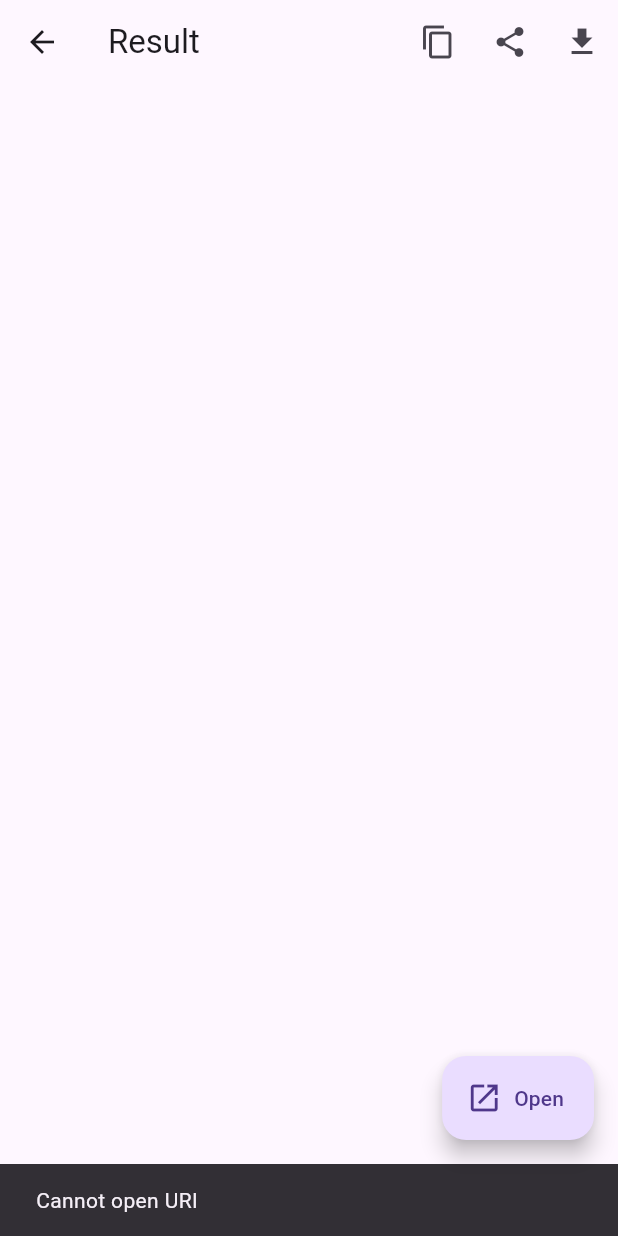
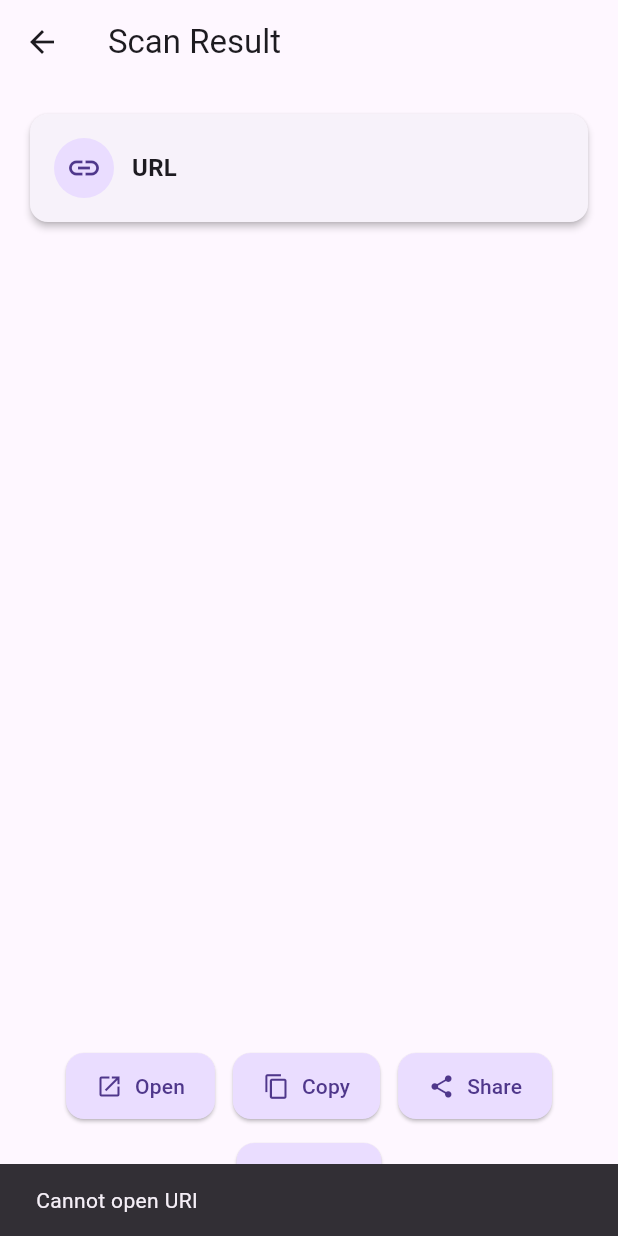
Before and after one commit to bilalparray/qr_scanner_pro, a Flutter app: the ResultScreen screen opened directly with empty values, after a tap on "Open", on a phone screen of 412 x 824 dp. Run offline on Flutter 3.47's test engine with Material 3 defaults, Android fonts, the phone set to English and light mode, and no system bars; our stand-ins replace flutter_colorpicker, image_picker, package_info_plus, qr_flutter, share_plus; missing offline and left inert: mobile_scanner, syncfusion_flutter_barcodes.

Commit message:
RESULT SCREEN UPDATED

```diff
--- a/lib/screens/scan_result_screen.dart
+++ b/lib/screens/scan_result_screen.dart
@@ -1,6 +1,7 @@
 // lib/screens/result_screen.dart
 import 'package:flutter/material.dart';
 import 'package:qr_scanner/models/scan_result.dart';
+import 'package:qr_scanner/widgets/action_button.dart';
 import '../services/action_handler.dart';
 
 class ResultScreen extends StatelessWidget {
@@ -11,59 +12,144 @@ class ResultScreen extends StatelessWidget {
   @override
   Widget build(BuildContext context) {
     final theme = Theme.of(context);
+
     return Scaffold(
-      appBar: AppBar(
-        title: const Text('Result'),
-        actions: [
-          IconButton(
-            icon: const Icon(Icons.copy),
-            onPressed: () => ActionHandler.copyToClipboard(context, result.raw),
+      appBar: AppBar(title: const Text('Scan Result')),
+      body: SafeArea(
+        child: Padding(
+          padding: const EdgeInsets.all(16),
+          child: Column(
+            crossAxisAlignment: CrossAxisAlignment.stretch,
+            children: [
+              // ── Header card ───────────────────────────────────────────────
+              Card(
+                elevation: 2,
+                child: Padding(
+                  padding: const EdgeInsets.all(16),
+                  child: _buildHeader(theme),
                 ),
-          IconButton(
-            icon: const Icon(Icons.share),
-            onPressed: () => ActionHandler.share(context, result.raw),
               ),
-          IconButton(
-            icon: const Icon(Icons.download),
-            onPressed: () => ActionHandler.saveToFile(context, result.raw),
+              const SizedBox(height: 16),
+
+              // ── Parsed / raw data display ────────────────────────────────
+              Expanded(
+                child: SingleChildScrollView(
+                  child: _buildBody(theme),
+                ),
+              ),
+              const SizedBox(height: 16),
+
+              // ── Action buttons ───────────────────────────────────────────
+              Wrap(
+                alignment: WrapAlignment.center,
+                spacing: 12,
+                runSpacing: 12,
+                children: [
+                  ActionButton(
+                    icon: Icons.open_in_new,
+                    label: 'Open',
+                    onTap: () =>
+                        ActionHandler.handleTypeSpecific(context, result),
+                  ),
+                  ActionButton(
+                    icon: Icons.copy,
+                    label: 'Copy',
+                    onTap: () =>
+                        ActionHandler.copyToClipboard(context, result.raw),
+                  ),
+                  ActionButton(
+                    icon: Icons.share,
+                    label: 'Share',
+                    onTap: () => ActionHandler.share(context, result.raw),
+                  ),
+                  ActionButton(
+                    icon: Icons.download,
+                    label: 'Save',
+                    onTap: () => ActionHandler.saveToFile(context, result.raw),
                   ),
                 ],
               ),
-      floatingActionButton: FloatingActionButton.extended(
-        label: const Text('Open'),
-        icon: const Icon(Icons.open_in_new),
-        onPressed: () => ActionHandler.handleTypeSpecific(context, result),
+            ],
           ),
-      body: Padding(
-        padding: const EdgeInsets.all(16),
-        child: _buildBody(theme),
+        ),
       ),
     );
   }
 
-  Widget _buildBody(ThemeData theme) {
-    switch (result.type) {
-      case ScanDataType.url:
-        return SelectableText(result.raw, style: theme.textTheme.bodyLarge);
-      case ScanDataType.text:
-        return SelectableText(result.raw, style: theme.textTheme.bodyLarge);
-      default:
-        return Column(
-          crossAxisAlignment: CrossAxisAlignment.start,
+  // ── header with badge + type ──────────────────────────────────────────────
+  Widget _buildHeader(ThemeData theme) {
+    final typeLabel = result.type.name.toUpperCase();
+    final icon = switch (result.type) {
+      ScanDataType.url => Icons.link,
+      ScanDataType.contact => Icons.person,
+      ScanDataType.calendar => Icons.event,
+      ScanDataType.phone => Icons.phone,
+      ScanDataType.email => Icons.email,
+      ScanDataType.sms => Icons.sms,
+      ScanDataType.wifi => Icons.wifi,
+      ScanDataType.text => Icons.text_snippet,
+    };
+
+    return Row(
       children: [
-            Text('Parsed Data',
-                style: theme.textTheme.titleMedium!.copyWith(
-                  fontWeight: FontWeight.bold,
-                )),
-            const SizedBox(height: 8),
-            ...?result.parsed?.entries.map(
-              (e) => Padding(
-                padding: const EdgeInsets.symmetric(vertical: 4),
-                child: Text('${e.key}: ${e.value}'),
+        CircleAvatar(
+          backgroundColor: theme.colorScheme.primaryContainer,
+          foregroundColor: theme.colorScheme.onPrimaryContainer,
+          child: Icon(icon),
         ),
+        const SizedBox(width: 12),
+        Text(
+          typeLabel,
+          style: theme.textTheme.titleMedium!
+              .copyWith(fontWeight: FontWeight.bold),
         ),
       ],
     );
   }
+
+  // ── content section ───────────────────────────────────────────────────────
+  Widget _buildBody(ThemeData theme) {
+    if (result.type == ScanDataType.text || result.type == ScanDataType.url) {
+      return SelectableText(
+        result.raw,
+        style: theme.textTheme.bodyLarge,
+      );
+    }
+
+    // for parsed types
+    final entries = (result.parsed ?? {}).entries.toList();
+    if (entries.isEmpty) {
+      return Text(
+        'No additional data.',
+        style: theme.textTheme.bodyMedium,
+      );
+    }
+
+    return Column(
+      crossAxisAlignment: CrossAxisAlignment.start,
+      children: entries
+          .map(
+            (e) => Padding(
+              padding: const EdgeInsets.symmetric(vertical: 6),
+              child: Row(
+                crossAxisAlignment: CrossAxisAlignment.start,
+                children: [
+                  Text(
+                    '${e.key}: ',
+                    style: theme.textTheme.bodyMedium!
+                        .copyWith(fontWeight: FontWeight.bold),
+                  ),
+                  Expanded(
+                    child: SelectableText(
+                      '${e.value}',
+                      style: theme.textTheme.bodyMedium,
+                    ),
+                  ),
+                ],
+              ),
+            ),
+          )
+          .toList(),
+    );
   }
 }
--- /dev/null
+++ b/lib/widgets/action_button.dart
@@ -0,0 +1,31 @@
+// ── reusable action button widget ───────────────────────────────────────────
+import 'package:flutter/material.dart';
+
+class ActionButton extends StatelessWidget {
+  const ActionButton({
+    required this.icon,
+    required this.label,
+    required this.onTap,
+  });
+
+  final IconData icon;
+  final String label;
+  final VoidCallback onTap;
+
+  @override
+  Widget build(BuildContext context) {
+    final theme = Theme.of(context);
+
+    return ElevatedButton.icon(
+      style: ElevatedButton.styleFrom(
+        padding: const EdgeInsets.symmetric(horizontal: 20, vertical: 12),
+        backgroundColor: theme.colorScheme.primaryContainer,
+        foregroundColor: theme.colorScheme.onPrimaryContainer,
+        shape: RoundedRectangleBorder(borderRadius: BorderRadius.circular(12)),
+      ),
+      icon: Icon(icon),
+      label: Text(label),
+      onPressed: onTap,
+    );
+  }
+}
```
Lines whose indentation alone changed are shown as unchanged.
